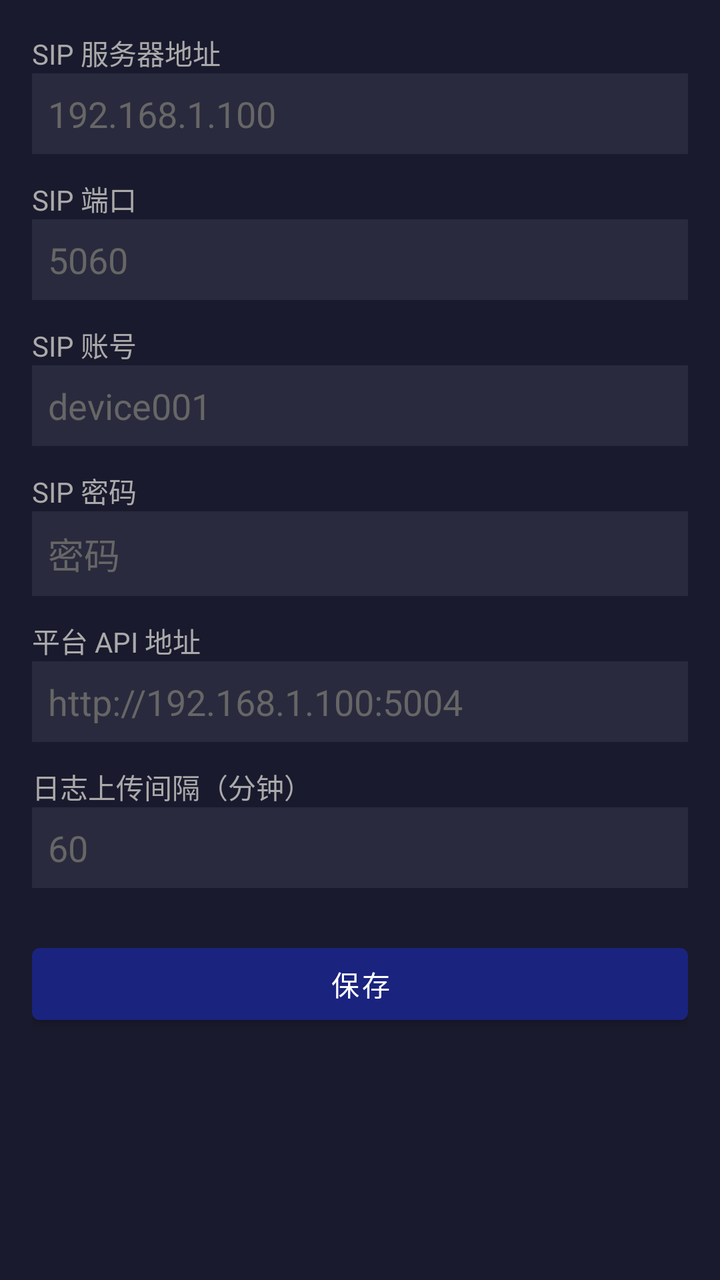
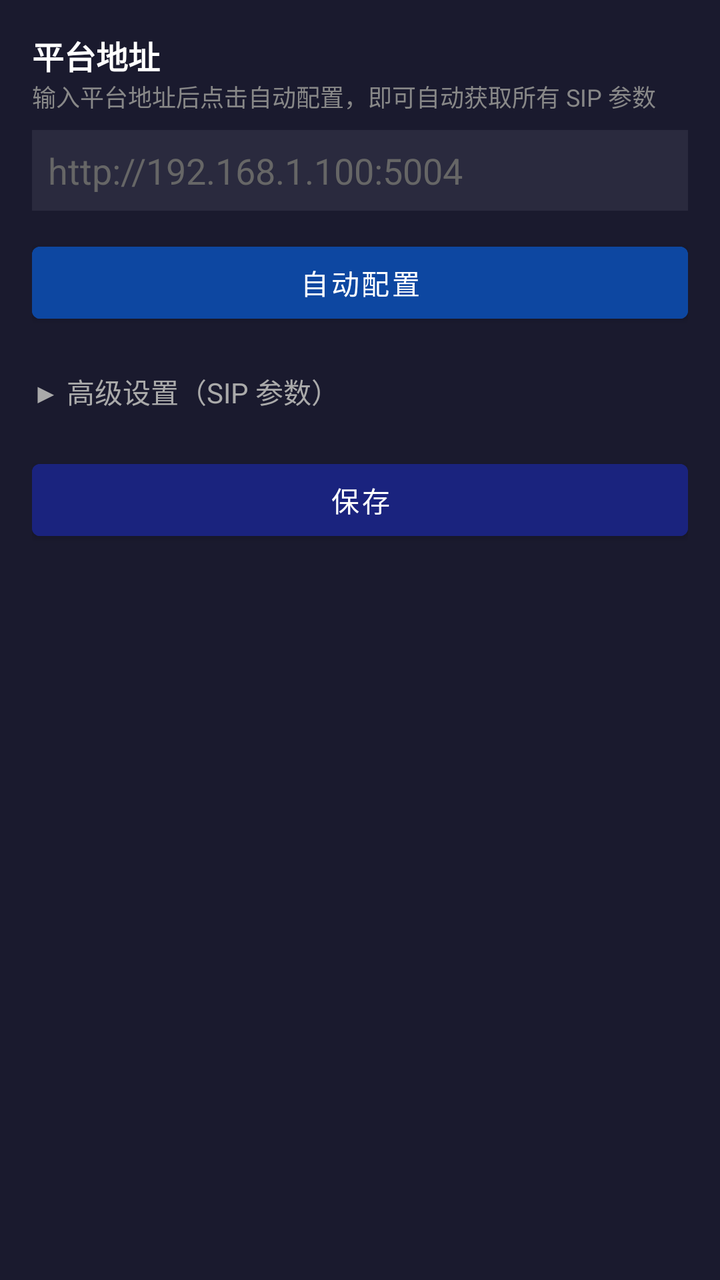

The first picture is an Android layout as it rendered before a commit; the second is the same layout after the commit. The layout source and the unified diff follow.
<!-- AndroidManifest.xml: application theme Theme.EnforcementApp -->
<!-- res/layout/fragment_settings_server.xml -->
<?xml version="1.0" encoding="utf-8"?>
<ScrollView xmlns:android="http://schemas.android.com/apk/res/android"
    android:layout_width="match_parent"
    android:layout_height="match_parent"
    android:background="#1A1A2E"
    android:padding="16dp">
    <LinearLayout
        android:layout_width="match_parent"
        android:layout_height="wrap_content"
        android:orientation="vertical">

        
        <TextView android:text="SIP 服务器地址" android:textColor="#AAAAAA" android:layout_width="wrap_content" android:layout_height="wrap_content" />
        <EditText android:id="@+id/etSipServer" android:layout_width="match_parent" android:layout_height="wrap_content"
            android:hint="192.168.1.100" android:textColor="#FFFFFF" android:textColorHint="#666666"
            android:background="#2A2A3E" android:padding="8dp" android:layout_marginBottom="12dp" />

        
        <TextView android:text="SIP 端口" android:textColor="#AAAAAA" android:layout_width="wrap_content" android:layout_height="wrap_content" />
        <EditText android:id="@+id/etSipPort" android:layout_width="match_parent" android:layout_height="wrap_content"
            android:hint="5060" android:inputType="number" android:textColor="#FFFFFF" android:textColorHint="#666666"
            android:background="#2A2A3E" android:padding="8dp" android:layout_marginBottom="12dp" />

        
        <TextView android:text="SIP 账号" android:textColor="#AAAAAA" android:layout_width="wrap_content" android:layout_height="wrap_content" />
        <EditText android:id="@+id/etSipUsername" android:layout_width="match_parent" android:layout_height="wrap_content"
            android:hint="device001" android:textColor="#FFFFFF" android:textColorHint="#666666"
            android:background="#2A2A3E" android:padding="8dp" android:layout_marginBottom="12dp" />

        
        <TextView android:text="SIP 密码" android:textColor="#AAAAAA" android:layout_width="wrap_content" android:layout_height="wrap_content" />
        <EditText android:id="@+id/etSipPassword" android:layout_width="match_parent" android:layout_height="wrap_content"
            android:hint="密码" android:inputType="textPassword" android:textColor="#FFFFFF" android:textColorHint="#666666"
            android:background="#2A2A3E" android:padding="8dp" android:layout_marginBottom="12dp" />

        
        <TextView android:text="平台 API 地址" android:textColor="#AAAAAA" android:layout_width="wrap_content" android:layout_height="wrap_content" />
        <EditText android:id="@+id/etApiUrl" android:layout_width="match_parent" android:layout_height="wrap_content"
            android:hint="http://192.168.1.100:5004" android:textColor="#FFFFFF" android:textColorHint="#666666"
            android:background="#2A2A3E" android:padding="8dp" android:layout_marginBottom="12dp" />

        
        <TextView android:text="日志上传间隔（分钟）" android:textColor="#AAAAAA" android:layout_width="wrap_content" android:layout_height="wrap_content" />
        <EditText android:id="@+id/etLogInterval" android:layout_width="match_parent" android:layout_height="wrap_content"
            android:hint="60" android:inputType="number" android:textColor="#FFFFFF" android:textColorHint="#666666"
            android:background="#2A2A3E" android:padding="8dp" android:layout_marginBottom="24dp" />

        <Button android:id="@+id/btnSave"
            android:layout_width="match_parent" android:layout_height="wrap_content"
            android:text="保存" android:backgroundTint="#1A237E" android:textColor="#FFFFFF" />
    </LinearLayout>
</ScrollView>
<!-- resources referenced by this layout -->
<resources>
  <style name="Theme.EnforcementApp" parent="Theme.MaterialComponents.DayNight.NoActionBar">
          <item name="colorPrimary">#1A237E</item>
          <item name="colorPrimaryVariant">#0D47A1</item>
          <item name="colorOnPrimary">#FFFFFF</item>
          <item name="colorSecondary">#2196F3</item>
          <item name="android:windowBackground">#000000</item>
      </style>
</resources>

<!-- the commit's change to res/layout/fragment_settings_server.xml (unified diff, before → after) -->
@@ -10,43 +10,76 @@
         android:orientation="vertical">
 
         
-        <TextView android:text="SIP 服务器地址" android:textColor="#AAAAAA" android:layout_width="wrap_content" android:layout_height="wrap_content" />
-        <EditText android:id="@+id/etSipServer" android:layout_width="match_parent" android:layout_height="wrap_content"
-            android:hint="192.168.1.100" android:textColor="#FFFFFF" android:textColorHint="#666666"
-            android:background="#2A2A3E" android:padding="8dp" android:layout_marginBottom="12dp" />
+        <TextView android:text="平台地址" android:textColor="#FFFFFF" android:textSize="16sp"
+            android:textStyle="bold" android:layout_width="wrap_content" android:layout_height="wrap_content" />
+        <TextView android:text="输入平台地址后点击自动配置，即可自动获取所有 SIP 参数"
+            android:textColor="#888888" android:textSize="12sp"
+            android:layout_width="wrap_content" android:layout_height="wrap_content"
+            android:layout_marginBottom="8dp" />
+        <EditText android:id="@+id/etApiUrl" android:layout_width="match_parent" android:layout_height="wrap_content"
+            android:hint="http://192.168.1.100:5004" android:textColor="#FFFFFF" android:textColorHint="#666666"
+            android:background="#2A2A3E" android:padding="8dp" android:layout_marginBottom="12dp"
+            android:inputType="textUri" />
+
+        <Button android:id="@+id/btnAutoConfig"
+            android:layout_width="match_parent" android:layout_height="wrap_content"
+            android:text="自动配置" android:backgroundTint="#0D47A1" android:textColor="#FFFFFF"
+            android:layout_marginBottom="16dp" />
 
         
-        <TextView android:text="SIP 端口" android:textColor="#AAAAAA" android:layout_width="wrap_content" android:layout_height="wrap_content" />
-        <EditText android:id="@+id/etSipPort" android:layout_width="match_parent" android:layout_height="wrap_content"
-            android:hint="5060" android:inputType="number" android:textColor="#FFFFFF" android:textColorHint="#666666"
-            android:background="#2A2A3E" android:padding="8dp" android:layout_marginBottom="12dp" />
+        <LinearLayout
+            android:layout_width="match_parent"
+            android:layout_height="wrap_content"
+            android:orientation="horizontal"
+            android:gravity="center_vertical"
+            android:layout_marginBottom="8dp">
+            <TextView android:id="@+id/tvAdvancedToggle"
+                android:text="▶ 高级设置（SIP 参数）" android:textColor="#AAAAAA" android:textSize="14sp"
+                android:layout_width="wrap_content" android:layout_height="wrap_content"
+                android:paddingTop="4dp" android:paddingBottom="4dp" />
+        </LinearLayout>
 
-        
-        <TextView android:text="SIP 账号" android:textColor="#AAAAAA" android:layout_width="wrap_content" android:layout_height="wrap_content" />
-        <EditText android:id="@+id/etSipUsername" android:layout_width="match_parent" android:layout_height="wrap_content"
-            android:hint="device001" android:textColor="#FFFFFF" android:textColorHint="#666666"
-            android:background="#2A2A3E" android:padding="8dp" android:layout_marginBottom="12dp" />
+        <LinearLayout android:id="@+id/layoutAdvanced"
+            android:layout_width="match_parent"
+            android:layout_height="wrap_content"
+            android:orientation="vertical"
+            android:visibility="gone">
 
-        
-        <TextView android:text="SIP 密码" android:textColor="#AAAAAA" android:layout_width="wrap_content" android:layout_height="wrap_content" />
-        <EditText android:id="@+id/etSipPassword" android:layout_width="match_parent" android:layout_height="wrap_content"
-            android:hint="密码" android:inputType="textPassword" android:textColor="#FFFFFF" android:textColorHint="#666666"
-            android:background="#2A2A3E" android:padding="8dp" android:layout_marginBottom="12dp" />
+            
+            <TextView android:text="SIP 服务器地址" android:textColor="#AAAAAA" android:layout_width="wrap_content" android:layout_height="wrap_content" />
+            <EditText android:id="@+id/etSipServer" android:layout_width="match_parent" android:layout_height="wrap_content"
+                android:hint="192.168.1.100" android:textColor="#FFFFFF" android:textColorHint="#666666"
+                android:background="#2A2A3E" android:padding="8dp" android:layout_marginBottom="12dp" />
 
-        
-        <TextView android:text="平台 API 地址" android:textColor="#AAAAAA" android:layout_width="wrap_content" android:layout_height="wrap_content" />
-        <EditText android:id="@+id/etApiUrl" android:layout_width="match_parent" android:layout_height="wrap_content"
-            android:hint="http://192.168.1.100:5004" android:textColor="#FFFFFF" android:textColorHint="#666666"
-            android:background="#2A2A3E" android:padding="8dp" android:layout_marginBottom="12dp" />
+            
+            <TextView android:text="SIP 端口" android:textColor="#AAAAAA" android:layout_width="wrap_content" android:layout_height="wrap_content" />
+            <EditText android:id="@+id/etSipPort" android:layout_width="match_parent" android:layout_height="wrap_content"
+                android:hint="5060" android:inputType="number" android:textColor="#FFFFFF" android:textColorHint="#666666"
+                android:background="#2A2A3E" android:padding="8dp" android:layout_marginBottom="12dp" />
 
-        
-        <TextView android:text="日志上传间隔（分钟）" android:textColor="#AAAAAA" android:layout_width="wrap_content" android:layout_height="wrap_content" />
-        <EditText android:id="@+id/etLogInterval" android:layout_width="match_parent" android:layout_height="wrap_content"
-            android:hint="60" android:inputType="number" android:textColor="#FFFFFF" android:textColorHint="#666666"
-            android:background="#2A2A3E" android:padding="8dp" android:layout_marginBottom="24dp" />
+            
+            <TextView android:text="SIP 账号（设备编码）" android:textColor="#AAAAAA" android:layout_width="wrap_content" android:layout_height="wrap_content" />
+            <EditText android:id="@+id/etSipUsername" android:layout_width="match_parent" android:layout_height="wrap_content"
+                android:hint="自动生成" android:textColor="#FFFFFF" android:textColorHint="#666666"
+                android:background="#2A2A3E" android:padding="8dp" android:layout_marginBottom="12dp" />
+
+            
+            <TextView android:text="SIP 密码" android:textColor="#AAAAAA" android:layout_width="wrap_content" android:layout_height="wrap_content" />
+            <EditText android:id="@+id/etSipPassword" android:layout_width="match_parent" android:layout_height="wrap_content"
+                android:hint="密码" android:inputType="textPassword" android:textColor="#FFFFFF" android:textColorHint="#666666"
+                android:background="#2A2A3E" android:padding="8dp" android:layout_marginBottom="12dp" />
+
+            
+            <TextView android:text="日志上传间隔（分钟）" android:textColor="#AAAAAA" android:layout_width="wrap_content" android:layout_height="wrap_content" />
+            <EditText android:id="@+id/etLogInterval" android:layout_width="match_parent" android:layout_height="wrap_content"
+                android:hint="60" android:inputType="number" android:textColor="#FFFFFF" android:textColorHint="#666666"
+                android:background="#2A2A3E" android:padding="8dp" android:layout_marginBottom="12dp" />
+
+        </LinearLayout>
 
         <Button android:id="@+id/btnSave"
             android:layout_width="match_parent" android:layout_height="wrap_content"
-            android:text="保存" android:backgroundTint="#1A237E" android:textColor="#FFFFFF" />
+            android:text="保存" android:backgroundTint="#1A237E" android:textColor="#FFFFFF"
+            android:layout_marginTop="8dp" />
     </LinearLayout>
 </ScrollView>
